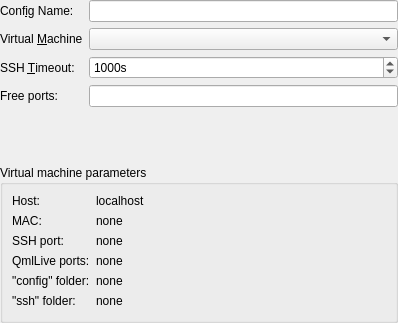
First picture: the form in src/plugins/mer/meremulatordevicewizardvmpage.ui, repository sailfishos/sailfish-qtcreator, before the edit.
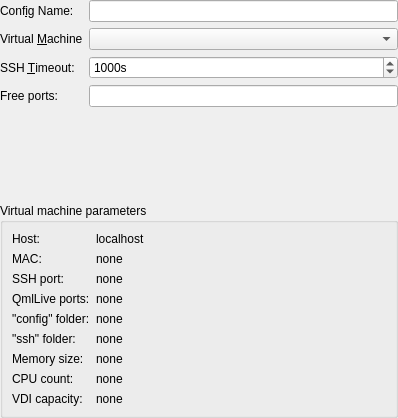
Second picture: the form after the edit.

What changed in the file:
```diff
--- a/src/plugins/mer/meremulatordevicewizardvmpage.ui
+++ b/src/plugins/mer/meremulatordevicewizardvmpage.ui
@@ -7,7 +7,7 @@
     <x>0</x>
     <y>0</y>
     <width>398</width>
-    <height>323</height>
+    <height>418</height>
    </rect>
   </property>
   <property name="windowTitle">
@@ -163,6 +163,13 @@
         </property>
        </widget>
       </item>
+      <item row="3" column="1">
+       <widget class="QLabel" name="qmlLivePortsLabelEdit">
+        <property name="text">
+         <string>none</string>
+        </property>
+       </widget>
+      </item>
       <item row="4" column="0">
        <widget class="QLabel" name="configFolderLabel">
         <property name="text">
@@ -203,8 +210,46 @@
         </property>
        </widget>
       </item>
-      <item row="3" column="1">
-       <widget class="QLabel" name="qmlLivePortsLabelEdit">
+      <item row="6" column="0">
+       <widget class="QLabel" name="memorySizeLabel">
+        <property name="text">
+         <string>Memory size:</string>
+        </property>
+       </widget>
+      </item>
+      <item row="6" column="1">
+       <widget class="QLabel" name="memorySizeLabelEdit">
+        <property name="frameShape">
+         <enum>QFrame::NoFrame</enum>
+        </property>
+        <property name="text">
+         <string>none</string>
+        </property>
+       </widget>
+      </item>
+      <item row="7" column="0">
+       <widget class="QLabel" name="cpuCountLabel">
+        <property name="text">
+         <string>CPU count:</string>
+        </property>
+       </widget>
+      </item>
+      <item row="7" column="1">
+       <widget class="QLabel" name="cpuCountLabelEdit">
+        <property name="text">
+         <string>none</string>
+        </property>
+       </widget>
+      </item>
+      <item row="8" column="0">
+       <widget class="QLabel" name="vdiCapacityLabel">
+        <property name="text">
+         <string>VDI capacity:</string>
+        </property>
+       </widget>
+      </item>
+      <item row="8" column="1">
+       <widget class="QLabel" name="vdiCapacityLabelEdit">
         <property name="text">
          <string>none</string>
         </property>
```
